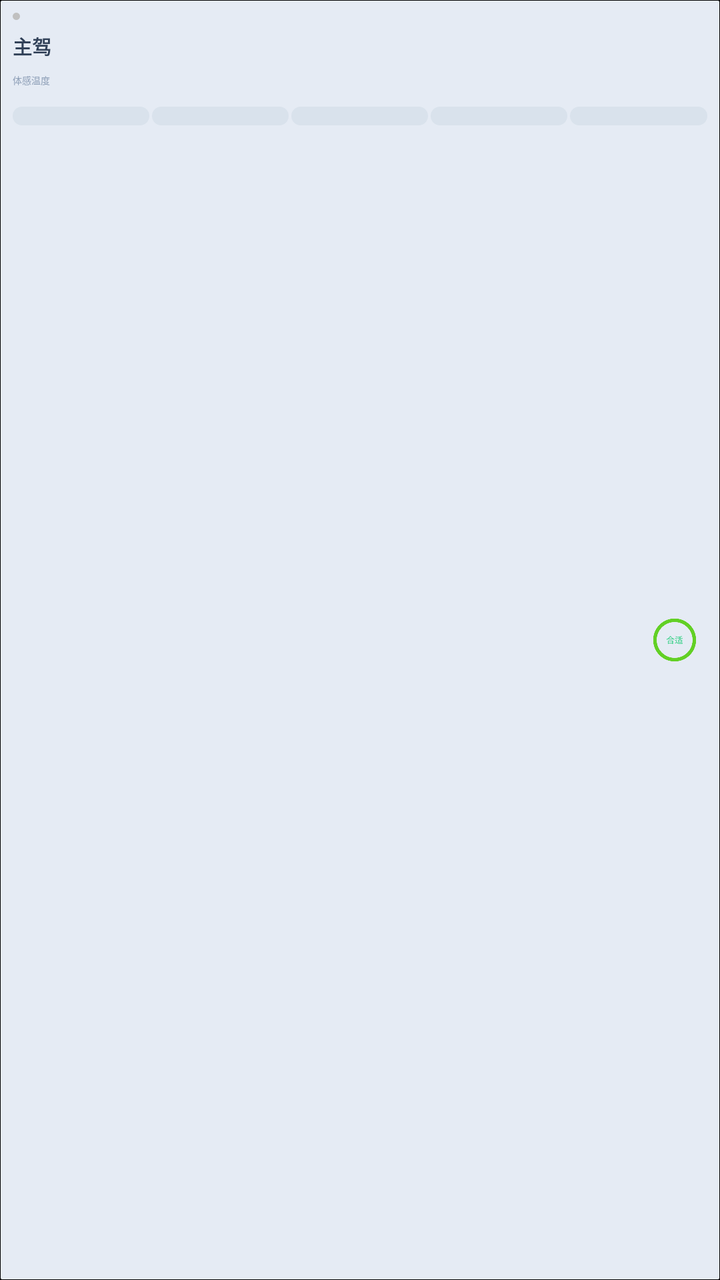
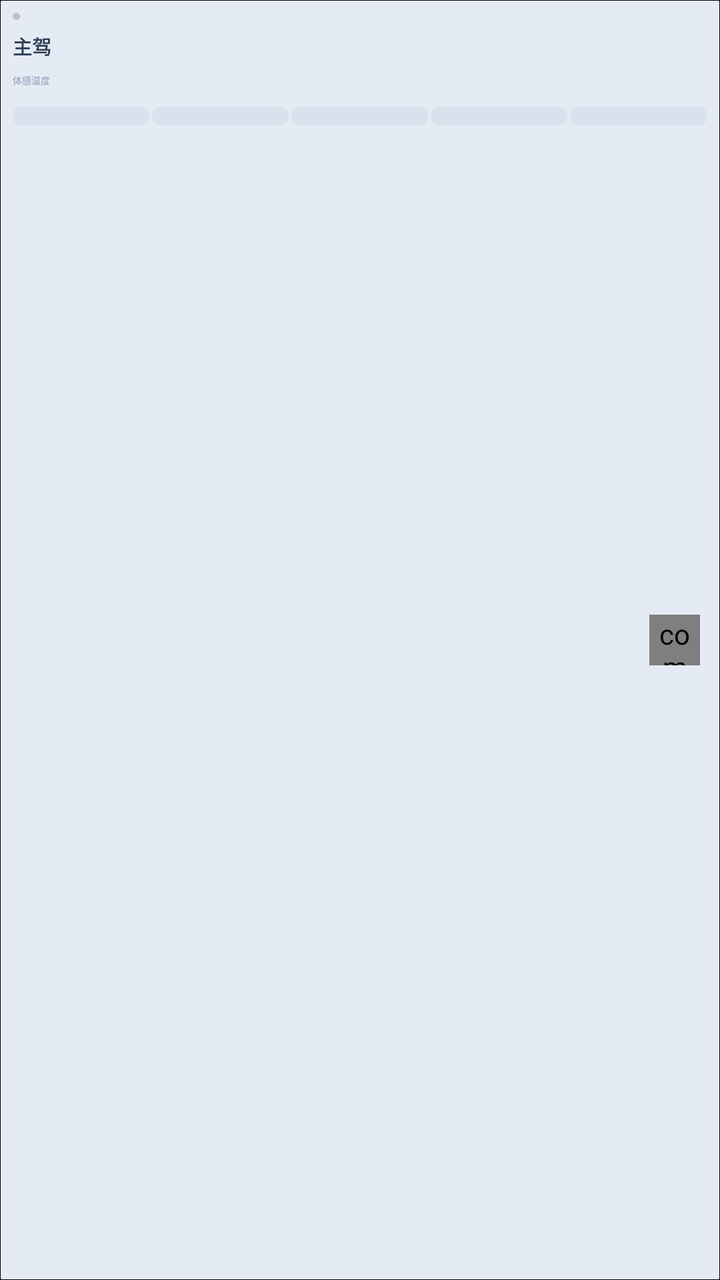

Two renders of the same Android screen: before a commit and after it. Below are the layout's source before the change and the commit's diff.
<!-- AndroidManifest.xml: application theme Theme.Huifeng -->
<!-- res/layout/view_seat_card.xml -->
<?xml version="1.0" encoding="utf-8"?>
<FrameLayout xmlns:android="http://schemas.android.com/apk/res/android"
    android:layout_width="match_parent"
    android:layout_height="match_parent"
    android:background="@drawable/bg_seat_card">

    
    <LinearLayout
        android:layout_width="match_parent"
        android:layout_height="match_parent"
        android:layout_marginStart="18.9px"
        android:orientation="vertical">

        
        <View
            android:id="@+id/view_status_dot"
            android:layout_width="10.8px"
            android:layout_height="10.8px"
            android:layout_marginTop="18.9px"
            android:background="@drawable/bg_status_dot_unknown" />

        
        <TextView
            android:id="@+id/tv_seat_name"
            android:layout_width="wrap_content"
            android:layout_height="wrap_content"
            android:layout_marginTop="18px"
            android:text="主驾"
            android:textColor="#314158"
            android:textSize="28.8px"
            android:textStyle="bold" />

        
        <TextView
            android:layout_width="wrap_content"
            android:layout_height="wrap_content"
            android:layout_marginTop="18px"
            android:text="体感温度"
            android:textColor="#90A1B9"
            android:textSize="13.5px" />

        
        <LinearLayout
            android:id="@+id/energy_bar"
            android:layout_width="match_parent"
            android:layout_height="28px"
            android:layout_marginTop="29px"
            android:layout_marginEnd="18.9px"
            android:orientation="horizontal">

            
            <View
                android:id="@+id/seg_0"
                android:layout_width="0dp"
                android:layout_height="match_parent"
                android:layout_weight="1"
                android:layout_marginEnd="4px"
                android:background="@drawable/bg_energy_unselected" />

            <View
                android:id="@+id/seg_1"
                android:layout_width="0dp"
                android:layout_height="match_parent"
                android:layout_weight="1"
                android:layout_marginEnd="4px"
                android:background="@drawable/bg_energy_unselected" />

            <View
                android:id="@+id/seg_2"
                android:layout_width="0dp"
                android:layout_height="match_parent"
                android:layout_weight="1"
                android:layout_marginEnd="4px"
                android:background="@drawable/bg_energy_unselected" />

            <View
                android:id="@+id/seg_3"
                android:layout_width="0dp"
                android:layout_height="match_parent"
                android:layout_weight="1"
                android:layout_marginEnd="4px"
                android:background="@drawable/bg_energy_unselected" />

            <View
                android:id="@+id/seg_4"
                android:layout_width="0dp"
                android:layout_height="match_parent"
                android:layout_weight="1"
                android:background="@drawable/bg_energy_unselected" />
        </LinearLayout>
    </LinearLayout>

    
    <ImageView
        android:id="@+id/iv_comfort_icon"
        android:layout_width="75.6px"
        android:layout_height="75.6px"
        android:layout_gravity="end|center_vertical"
        android:layout_marginEnd="30px"
        android:scaleType="fitCenter"
        android:src="@drawable/comfortable" />

</FrameLayout>
<!-- resources referenced by this layout -->
<resources>
  <!-- drawable bg_energy_unselected (drawable) -->
  <?xml version="1.0" encoding="utf-8"?>
  <shape xmlns:android="http://schemas.android.com/apk/res/android"
      android:shape="rectangle">
      <solid android:color="#D9E2EC" />
      <corners android:radius="14px" />
  </shape>
  <!-- drawable bg_seat_card (drawable) -->
  <?xml version="1.0" encoding="utf-8"?>
  <layer-list xmlns:android="http://schemas.android.com/apk/res/android">
      <item>
          <shape android:shape="rectangle">
              <solid android:color="#0F000000" />
              <corners android:radius="1.5px" />
              <stroke
                  android:width="1.5px"
                  android:color="#0F000000" />
          </shape>
      </item>
      <item
          android:left="1.5px"
          android:top="1.5px"
          android:right="1.5px"
          android:bottom="1.5px">
          <shape android:shape="rectangle">
              <solid android:color="#E5EBF4" />
              <corners android:radius="1.5px" />
          </shape>
      </item>
  </layer-list>
  <!-- drawable bg_status_dot_unknown (drawable) -->
  <?xml version="1.0" encoding="utf-8"?>
  <shape xmlns:android="http://schemas.android.com/apk/res/android"
      android:shape="oval">
      <solid android:color="#C0C0C0" />
  </shape>
  <!-- drawable comfortable: png bitmap (drawable-xxxhdpi, 8571 bytes) -->
  <style name="Theme.Huifeng" parent="Theme.MaterialComponents.DayNight.NoActionBar">
          
          <item name="colorPrimary">@color/purple_500</item>
          <item name="colorPrimaryVariant">@color/purple_700</item>
          <item name="colorOnPrimary">@color/white</item>
          
          <item name="colorSecondary">@color/teal_200</item>
          <item name="colorSecondaryVariant">@color/teal_700</item>
          <item name="colorOnSecondary">@color/black</item>
          
          <item name="android:statusBarColor">@android:color/black</item>
          <item name="android:windowBackground">@android:color/black</item>
      </style>
  <color name="purple_500">#FF6200EE</color>
  <color name="purple_700">#FF3700B3</color>
  <color name="white">#FFFFFFFF</color>
  <color name="teal_200">#FF03DAC5</color>
  <color name="teal_700">#FF018786</color>
  <color name="black">#FF000000</color>
</resources>

<!-- the commit's change to res/layout/view_seat_card.xml (unified diff, before → after) -->
@@ -91,13 +91,11 @@
     </LinearLayout>
 
     
-    <ImageView
+    <com.max.huifeng.ComfortIconView
         android:id="@+id/iv_comfort_icon"
         android:layout_width="75.6px"
         android:layout_height="75.6px"
         android:layout_gravity="end|center_vertical"
-        android:layout_marginEnd="30px"
-        android:scaleType="fitCenter"
-        android:src="@drawable/comfortable" />
+        android:layout_marginEnd="30px" />
 
 </FrameLayout>
<!-- resource entries referenced after the edit -->
@@ -36,7 +36,6 @@
       android:shape="oval">
       <solid android:color="#C0C0C0" />
   </shape>
-  <!-- drawable comfortable: png bitmap (drawable-xxxhdpi, 8571 bytes) -->
   <style name="Theme.Huifeng" parent="Theme.MaterialComponents.DayNight.NoActionBar">
           
           <item name="colorPrimary">@color/purple_500</item>
